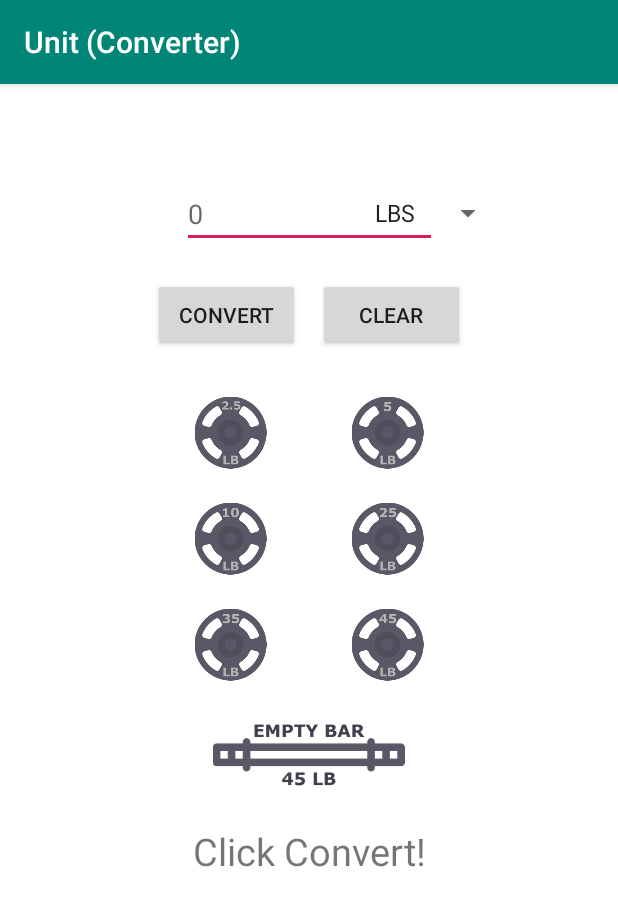
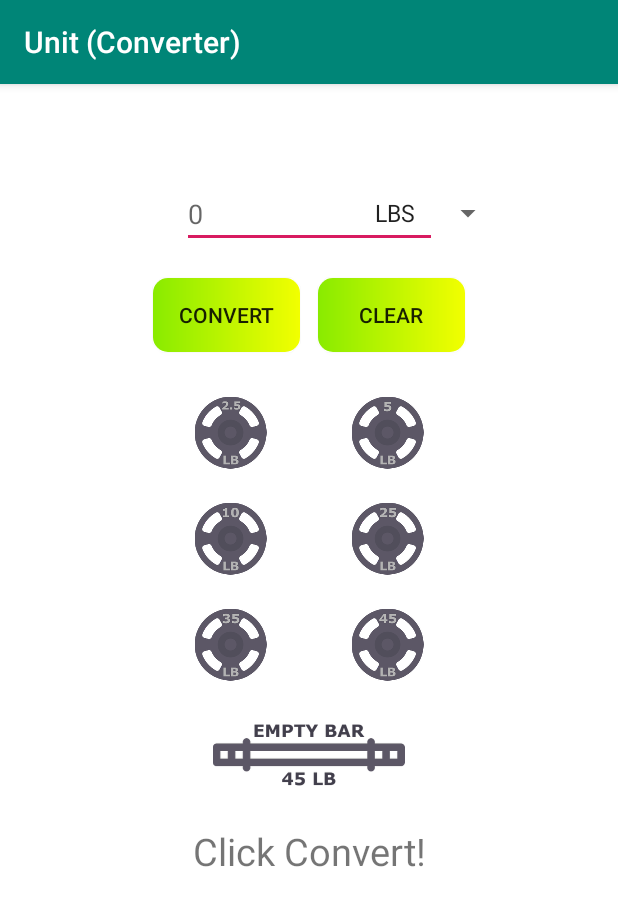
Before and after one commit to minchanhan/Gym-Weight-Converter, an Android app: the screen it shows after launch (MainActivity), on a phone screen of 412 x 824 dp. Shown: the top 906 px of the screen. Run offline under Robolectric (Android 15) with nearby library versions, the phone set to English and light mode, and no system bars.

Commit message:
Added custom button background to be edited

```diff
--- /dev/null
+++ b/app/src/main/res/drawable/custom_btn.xml
@@ -0,0 +1,10 @@
+<?xml version="1.0" encoding="utf-8"?>
+<shape xmlns:android="http://schemas.android.com/apk/res/android" android:shape="rectangle">
+
+    <gradient
+        android:startColor="#89EB00"
+        android:endColor="#F2FF00"
+        android:type="linear"/>
+    <corners android:radius="10dp" />
+
+</shape>
--- a/app/src/main/res/layout/activity_main.xml
+++ b/app/src/main/res/layout/activity_main.xml
@@ -44,7 +44,8 @@
         android:text="@string/convert"
         app:layout_constraintEnd_toEndOf="parent"
         app:layout_constraintStart_toStartOf="parent"
-        app:layout_constraintTop_toBottomOf="@+id/inputWeight" />
+        app:layout_constraintTop_toBottomOf="@+id/inputWeight"
+        android:background="@drawable/custom_btn" />
 
     <Button
         android:id="@+id/btnClear"
@@ -56,7 +57,8 @@
         android:text="@string/clear"
         app:layout_constraintEnd_toEndOf="parent"
         app:layout_constraintStart_toStartOf="parent"
-        app:layout_constraintTop_toBottomOf="@+id/inputWeight" />
+        app:layout_constraintTop_toBottomOf="@+id/inputWeight"
+        android:background="@drawable/custom_btn" />
 
     <TextView
         android:id="@+id/txtDisplayAnswer"
```
